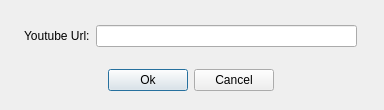
StevenHuang2020/VideoPlayer, file src/youtube_url_dlg.ui: the form before one commit.
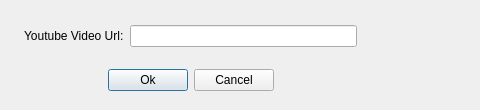
The form after the commit.

Diff of the .ui file:
```diff
--- a/src/youtube_url_dlg.ui
+++ b/src/youtube_url_dlg.ui
@@ -6,19 +6,19 @@
    <rect>
     <x>0</x>
     <y>0</y>
-    <width>384</width>
+    <width>480</width>
     <height>110</height>
    </rect>
   </property>
   <property name="minimumSize">
    <size>
-    <width>384</width>
+    <width>480</width>
     <height>110</height>
    </size>
   </property>
   <property name="maximumSize">
    <size>
-    <width>384</width>
+    <width>480</width>
     <height>110</height>
    </size>
   </property>
@@ -56,7 +56,7 @@
       <item>
        <widget class="QLabel" name="label">
         <property name="text">
-         <string>Youtube Url:</string>
+         <string>Youtube Video Url:</string>
         </property>
        </widget>
       </item>
```
